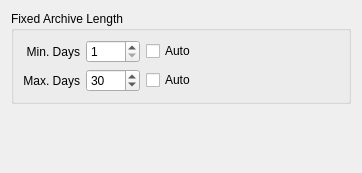
Old version of the form client/nx_client_desktop/src/nx/client/desktop/resource_properties/camera/widgets/archive_length_widget.ui in the repository networkoptix/nx_open.
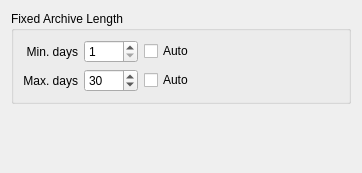
New version of the form.

Patch:
```diff
--- a/client/nx_client_desktop/src/nx/client/desktop/resource_properties/camera/widgets/archive_length_widget.ui
+++ b/client/nx_client_desktop/src/nx/client/desktop/resource_properties/camera/widgets/archive_length_widget.ui
@@ -58,7 +58,7 @@
       <item row="1" column="0">
        <widget class="QLabel" name="labelMaxDays">
         <property name="text">
-         <string>Max. Days</string>
+         <string>Max. days</string>
         </property>
         <property name="alignment">
          <set>Qt::AlignRight|Qt::AlignTrailing|Qt::AlignVCenter</set>
@@ -81,7 +81,7 @@
       <item row="0" column="0">
        <widget class="QLabel" name="labelMinDays">
         <property name="text">
-         <string>Min. Days</string>
+         <string>Min. days</string>
         </property>
         <property name="alignment">
          <set>Qt::AlignRight|Qt::AlignTrailing|Qt::AlignVCenter</set>
```
